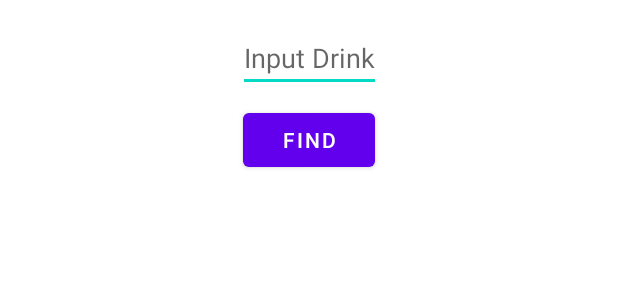
After one commit to Pipssec/CocktailsApp, an Android app: the layout fragment_findbyname.xml on its own in the app's theme, with its tools: preview values and no code run, on a phone screen of 412 x 824 dp. The commit adds this screen. Shown: the top 300 px of the screen. Run offline under Robolectric (Android 15) with nearby library versions, the phone set to English and light mode, and no system bars.

Commit message:
Add FindByNameFragment

```diff
--- a/app/build.gradle
+++ b/app/build.gradle
@@ -37,6 +37,10 @@ android {
 
 dependencies {
 
+    implementation "androidx.fragment:fragment-ktx:1.5.3"
+    implementation("com.squareup.okhttp3:logging-interceptor:4.10.0")
+    implementation'com.squareup.retrofit2:converter-moshi:2.6.2'
+    implementation 'com.squareup.retrofit2:retrofit:2.9.0'
     implementation 'androidx.core:core-ktx:1.7.0'
     implementation 'androidx.appcompat:appcompat:1.5.1'
     implementation 'com.google.android.material:material:1.7.0'
@@ -44,4 +48,6 @@ dependencies {
     testImplementation 'junit:junit:4.13.2'
     androidTestImplementation 'androidx.test.ext:junit:1.1.3'
     androidTestImplementation 'androidx.test.espresso:espresso-core:3.4.0'
+    implementation 'com.squareup.picasso:picasso:2.5.2'
+    implementation'androidx.recyclerview:recyclerview:1.2.1'
 }
--- a/app/src/main/java/com/example/cocktailsapp/MainActivity.kt
+++ b/app/src/main/java/com/example/cocktailsapp/MainActivity.kt
@@ -3,7 +3,7 @@ package com.example.cocktailsapp
 import androidx.appcompat.app.AppCompatActivity
 import android.os.Bundle
 import com.example.cocktailsapp.databinding.ActivityMainBinding
-import com.example.cocktailsapp.startfragment.StartFragment
+import com.example.cocktailsapp.fragments.StartFragment
 
 class MainActivity : AppCompatActivity() {
     private lateinit var binding: ActivityMainBinding
--- a/app/src/main/java/com/example/cocktailsapp/findbynamefragment/FindByNameFragment.kt
+++ /dev/null
@@ -1,4 +0,0 @@
-package com.example.cocktailsapp.findbynamefragment
-
-class FindByNameFragment {
-}
--- /dev/null
+++ b/app/src/main/res/drawable/ic_baseline_error_24.xml
@@ -0,0 +1,5 @@
+<vector android:height="24dp" android:tint="#000000"
+    android:viewportHeight="24" android:viewportWidth="24"
+    android:width="24dp" xmlns:android="http://schemas.android.com/apk/res/android">
+    <path android:fillColor="@android:color/white" android:pathData="M12,2C6.48,2 2,6.48 2,12s4.48,10 10,10 10,-4.48 10,-10S17.52,2 12,2zM13,17h-2v-2h2v2zM13,13h-2L11,7h2v6z"/>
+</vector>
--- /dev/null
+++ b/app/src/main/res/layout/fragment_findbyname.xml
@@ -0,0 +1,34 @@
+<?xml version="1.0" encoding="utf-8"?>
+<androidx.constraintlayout.widget.ConstraintLayout xmlns:android="http://schemas.android.com/apk/res/android"
+    android:layout_width="match_parent"
+    android:layout_height="match_parent"
+    xmlns:app="http://schemas.android.com/apk/res-auto"
+    android:padding="16dp">
+
+    <EditText
+        android:id="@+id/it_cocktail"
+        android:layout_width="wrap_content"
+        android:layout_height="wrap_content"
+        android:hint="Input Drink"
+        app:layout_constraintStart_toStartOf="parent"
+        app:layout_constraintTop_toTopOf="parent"
+        app:layout_constraintEnd_toEndOf="parent"/>
+    <Button
+        android:id="@+id/btn_searchByName"
+        android:text="Find"
+        android:layout_width="wrap_content"
+        android:layout_height="wrap_content"
+        android:layout_marginTop="8dp"
+        app:layout_constraintStart_toStartOf="parent"
+        app:layout_constraintTop_toBottomOf="@id/it_cocktail"
+        app:layout_constraintEnd_toEndOf="parent"/>
+    <androidx.recyclerview.widget.RecyclerView
+        android:id="@+id/rv_cocktail"
+        android:layout_width="match_parent"
+        android:layout_height="wrap_content"
+        app:layout_constraintStart_toStartOf="parent"
+        app:layout_constraintTop_toBottomOf="@id/btn_searchByName"
+        app:layoutManager="androidx.recyclerview.widget.LinearLayoutManager"
+        android:layout_marginTop="24dp"/>
+
+</androidx.constraintlayout.widget.ConstraintLayout>
```
Also changed, not shown: app/src/main/AndroidManifest.xml (+8 -1 lines), app/src/main/java/com/example/cocktailsapp/TaskActivity.kt (added, +11 -0 lines), app/src/main/java/com/example/cocktailsapp/fragments/FindByNameFragment.kt (added, +43 -0 lines), app/src/main/java/com/example/cocktailsapp/fragments/StartFragment.kt (renamed from app/src/main/java/com/example/cocktailsapp/startfragment/StartFragment.kt, +7 -2 lines), app/src/main/java/com/example/cocktailsapp/model/Drink.kt (added, +55 -0 lines), app/src/main/java/com/example/cocktailsapp/model/DrinkAdapter.kt (added, +40 -0 lines), app/src/main/java/com/example/cocktailsapp/model/DrinkApi.kt (added, +33 -0 lines), app/src/main/java/com/example/cocktailsapp/model/DrinkViewModel.kt (added, +64 -0 lines), app/src/main/res/layout/activity_task.xml (added, +14 -0 lines), app/src/main/res/layout/fragment_rv_cocktail.xml (added, +23 -0 lines).
